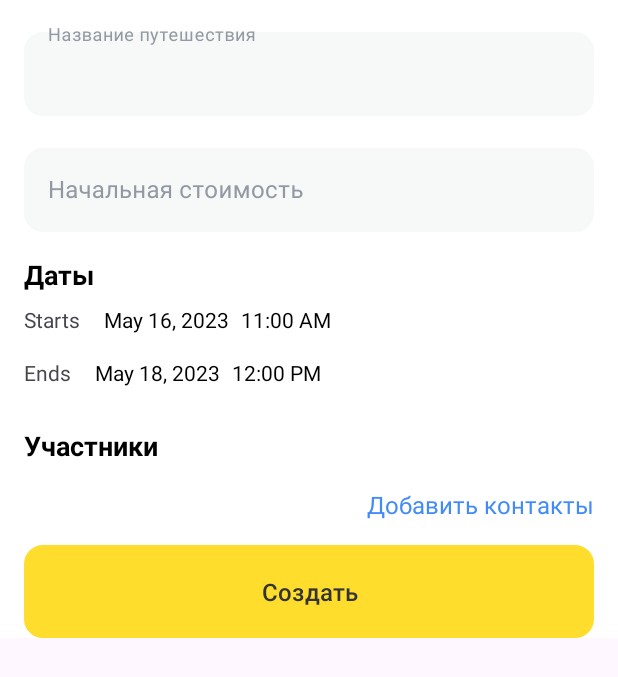
After one commit to Raliiinz/T-Travelling, an Android app: the layout dialog_add_trip.xml on its own in the app's theme, with its tools: preview values and no code run, on a phone screen of 412 x 824 dp. The commit adds this screen. Shown: the top 677 px of the screen. Run offline under Robolectric (Android 15) with nearby library versions, the phone set to English and light mode, and no system bars.

Commit message:
added xml

```diff
--- a/app/src/main/java/ru/itis/travelling/presentation/authregister/fragments/AuthorizationViewModel.kt
+++ b/app/src/main/java/ru/itis/travelling/presentation/authregister/fragments/AuthorizationViewModel.kt
@@ -97,8 +97,9 @@ class AuthorizationViewModel @Inject constructor(
 
     fun onAddTabSelected() {
         viewModelScope.launch {
-            //TODO
-            // Handle add tab navigation
+            authState.first { it != null }?.userPhone?.let { phone ->
+                navigator.showAddTripBottomSheet(phone)
+            }
         }
     }
 
--- /dev/null
+++ b/app/src/main/res/layout/dialog_add_trip.xml
@@ -0,0 +1,198 @@
+<?xml version="1.0" encoding="utf-8"?>
+<androidx.constraintlayout.widget.ConstraintLayout
+    xmlns:android="http://schemas.android.com/apk/res/android"
+    xmlns:app="http://schemas.android.com/apk/res-auto"
+    xmlns:tools="http://schemas.android.com/tools"
+    android:layout_width="match_parent"
+    android:layout_height="wrap_content"
+    android:minHeight="300dp"
+    android:background="@android:color/white">
+
+    <com.google.android.material.textfield.TextInputLayout
+        android:id="@+id/text_input_layout_title_trip"
+        android:layout_width="match_parent"
+        android:layout_height="wrap_content"
+        style="@style/MyTextInputLayoutStyle"
+        app:layout_constraintTop_toTopOf="parent"
+        app:layout_constraintStart_toStartOf="parent"
+        app:layout_constraintEnd_toEndOf="parent">
+
+        <com.google.android.material.textfield.TextInputEditText
+            android:id="@+id/et_title_trip"
+            style="@style/TextInputEditTextStyle"
+            android:hint="Название путешествия"
+            android:inputType="text" />
+    </com.google.android.material.textfield.TextInputLayout>
+
+    <com.google.android.material.textfield.TextInputLayout
+        android:id="@+id/text_input_layout_cost_trip"
+        android:layout_width="match_parent"
+        android:layout_height="wrap_content"
+        style="@style/MyTextInputLayoutStyle"
+        app:layout_constraintTop_toBottomOf="@id/text_input_layout_title_trip"
+        app:layout_constraintStart_toStartOf="parent"
+        app:layout_constraintEnd_toEndOf="parent">
+
+        <com.google.android.material.textfield.TextInputEditText
+            android:id="@+id/et_cost_trip"
+            style="@style/TextInputEditTextStyle"
+            android:hint="Начальная стоимость"
+            android:inputType="number" />
+    </com.google.android.material.textfield.TextInputLayout>
+
+    <TextView
+        android:id="@+id/datesLabel"
+        android:layout_width="wrap_content"
+        android:layout_height="wrap_content"
+        android:layout_marginTop="16dp"
+        android:layout_marginHorizontal="@dimen/margin_16dp"
+        android:text="Даты"
+        android:textSize="18sp"
+        android:textColor="@color/black"
+        android:textStyle="bold"
+        app:layout_constraintStart_toStartOf="parent"
+        app:layout_constraintTop_toBottomOf="@id/text_input_layout_cost_trip"/>
+
+    <!-- Начало путешествия -->
+    <TextView
+        android:id="@+id/startDateLabel"
+        android:layout_width="wrap_content"
+        android:layout_height="wrap_content"
+        android:layout_marginStart="@dimen/margin_16dp"
+        android:layout_marginTop="8dp"
+        android:text="Starts"
+        app:layout_constraintStart_toStartOf="parent"
+        app:layout_constraintTop_toBottomOf="@id/datesLabel"/>
+
+    <TextView
+        android:id="@+id/startDateValue"
+        android:layout_width="wrap_content"
+        android:layout_height="wrap_content"
+        android:layout_marginStart="16dp"
+        android:text="May 16, 2023"
+        android:textColor="@android:color/black"
+        app:layout_constraintBaseline_toBaselineOf="@id/startDateLabel"
+        app:layout_constraintStart_toEndOf="@id/startDateLabel"/>
+
+    <TextView
+        android:id="@+id/startTimeValue"
+        android:layout_width="wrap_content"
+        android:layout_height="wrap_content"
+        android:layout_marginStart="8dp"
+        android:text="11:00 AM"
+        android:textColor="@android:color/black"
+        app:layout_constraintBaseline_toBaselineOf="@id/startDateLabel"
+        app:layout_constraintStart_toEndOf="@id/startDateValue"/>
+
+    <View
+        android:id="@+id/selectStartDate"
+        android:layout_width="0dp"
+        android:layout_height="40dp"
+        android:background="?attr/selectableItemBackground"
+        android:clickable="true"
+        android:focusable="true"
+        app:layout_constraintEnd_toEndOf="parent"
+        app:layout_constraintStart_toStartOf="parent"
+        app:layout_constraintTop_toTopOf="@id/startDateLabel"
+        app:layout_constraintBottom_toBottomOf="@id/startDateLabel"/>
+
+    <!-- Конец путешествия -->
+    <TextView
+        android:id="@+id/endDateLabel"
+        android:layout_width="wrap_content"
+        android:layout_height="wrap_content"
+        android:layout_marginStart="@dimen/margin_16dp"
+        android:layout_marginTop="16dp"
+        android:text="Ends"
+        app:layout_constraintStart_toStartOf="parent"
+        app:layout_constraintTop_toBottomOf="@id/startDateLabel"/>
+
+    <TextView
+        android:id="@+id/endDateValue"
+        android:layout_width="wrap_content"
+        android:layout_height="wrap_content"
+        android:layout_marginStart="16dp"
+        android:text="May 18, 2023"
+        android:textColor="@android:color/black"
+        app:layout_constraintBaseline_toBaselineOf="@id/endDateLabel"
+        app:layout_constraintStart_toEndOf="@id/endDateLabel"/>
+
+    <TextView
+        android:id="@+id/endTimeValue"
+        android:layout_width="wrap_content"
+        android:layout_height="wrap_content"
+        android:layout_marginStart="8dp"
+        android:text="12:00 PM"
+        android:textColor="@android:color/black"
+        app:layout_constraintBaseline_toBaselineOf="@id/endDateLabel"
+        app:layout_constraintStart_toEndOf="@id/endDateValue"/>
+
+    <View
+        android:id="@+id/selectEndDate"
+        android:layout_width="0dp"
+        android:layout_height="40dp"
+        android:background="?attr/selectableItemBackground"
+        android:clickable="true"
+        android:focusable="true"
+        app:layout_constraintEnd_toEndOf="parent"
+        app:layout_constraintStart_toStartOf="parent"
+        app:layout_constraintTop_toTopOf="@id/endDateLabel"
+        app:layout_constraintBottom_toBottomOf="@id/endDateLabel"/>
+
+    <TextView
+        android:id="@+id/participantsLabel"
+        android:layout_width="wrap_content"
+        android:layout_height="wrap_content"
+        android:layout_marginTop="@dimen/margin_16dp"
+        android:layout_marginStart="@dimen/margin_16dp"
+        android:text="Участники"
+        android:textSize="18sp"
+        android:textColor="@color/black"
+        android:textStyle="bold"
+        app:layout_constraintHorizontal_bias="0.0"
+        app:layout_constraintEnd_toEndOf="parent"
+        app:layout_constraintStart_toStartOf="parent"
+        app:layout_constraintTop_toBottomOf="@id/selectEndDate"/>
+
+    <androidx.recyclerview.widget.RecyclerView
+        android:id="@+id/participantsRecyclerView"
+        android:layout_width="0dp"
+        android:layout_height="0dp"
+        android:layout_marginTop="8dp"
+        android:clipToPadding="false"
+        android:paddingBottom="8dp"
+        android:orientation="horizontal"
+        app:layoutManager="androidx.recyclerview.widget.LinearLayoutManager"
+        app:layout_constraintEnd_toEndOf="parent"
+        app:layout_constraintStart_toStartOf="parent"
+        app:layout_constraintTop_toBottomOf="@id/participantsLabel"
+        tools:listitem="@layout/item_participant"/>
+
+    <TextView
+        android:id="@+id/tv_add_contacts_link"
+        android:layout_width="wrap_content"
+        android:layout_height="wrap_content"
+        android:text="Добавить контакты"
+        android:textColor="@color/blue"
+        android:textSize="16sp"
+        android:gravity="center"
+        android:layout_marginTop="8dp"
+        android:layout_marginEnd="@dimen/margin_16dp"
+        app:layout_constraintHorizontal_bias="1.0"
+        app:layout_constraintTop_toBottomOf="@id/participantsRecyclerView"
+        app:layout_constraintStart_toStartOf="parent"
+        app:layout_constraintEnd_toEndOf="parent" />
+
+    <Button
+        android:id="@+id/createButton"
+        style="@style/PrimaryButtonStyle"
+        android:layout_marginTop="16dp"
+        android:text="Создать"
+        app:backgroundTint="@color/yellow"
+        app:layout_constraintBottom_toBottomOf="parent"
+        app:layout_constraintEnd_toEndOf="parent"
+        app:layout_constraintStart_toStartOf="parent"
+        app:layout_constraintTop_toBottomOf="@id/tv_add_contacts_link"/>
+
+
+</androidx.constraintlayout.widget.ConstraintLayout>
--- /dev/null
+++ b/app/src/main/res/layout/fragment_add_trip.xml
@@ -0,0 +1,6 @@
+<?xml version="1.0" encoding="utf-8"?>
+<androidx.constraintlayout.widget.ConstraintLayout xmlns:android="http://schemas.android.com/apk/res/android"
+    android:layout_width="match_parent"
+    android:layout_height="match_parent">
+
+</androidx.constraintlayout.widget.ConstraintLayout>
```
Also changed, not shown: app/src/main/java/ru/itis/travelling/presentation/MainActivity.kt (+13 -2 lines), app/src/main/java/ru/itis/travelling/presentation/addtrip/fragments/AddTripBottomSheet.kt (added, +148 -0 lines), app/src/main/java/ru/itis/travelling/presentation/addtrip/fragments/AddTripFragment.kt (added, +24 -0 lines), app/src/main/java/ru/itis/travelling/presentation/addtrip/fragments/AddTripViewModel.kt (added, +28 -0 lines), app/src/main/java/ru/itis/travelling/presentation/base/navigation/Navigator.kt (+23 -2 lines), app/src/main/res/values/styles.xml (+8 -0 lines).
